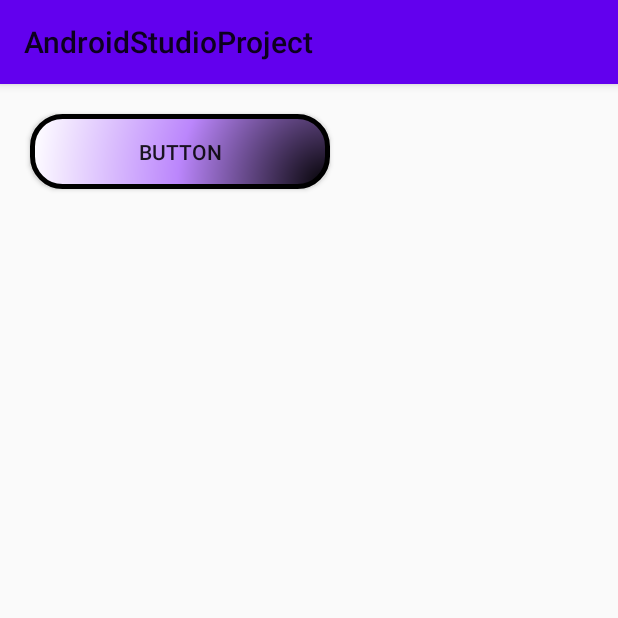
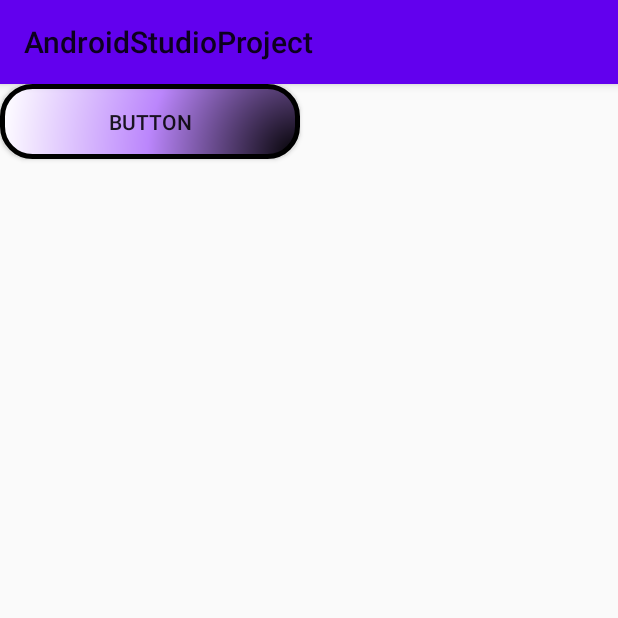
Before and after one commit to leedy3838/SWP, an Android app: the screen it shows after launch (MainActivity), on a phone screen of 412 x 824 dp, the top half of it. Run offline under Robolectric (Android 15) with nearby library versions, the phone set to English and light mode, and no system bars.

Commit message:
버튼 마진 제거

```diff
--- a/app/src/main/res/layout/activity_main.xml
+++ b/app/src/main/res/layout/activity_main.xml
@@ -7,7 +7,6 @@
     tools:context=".MainActivity">
 
     <Button
-        android:layout_margin="20dp"
         android:id="@+id/Btn1"
         android:layout_width="wrap_content"
         android:layout_height="wrap_content"
```
